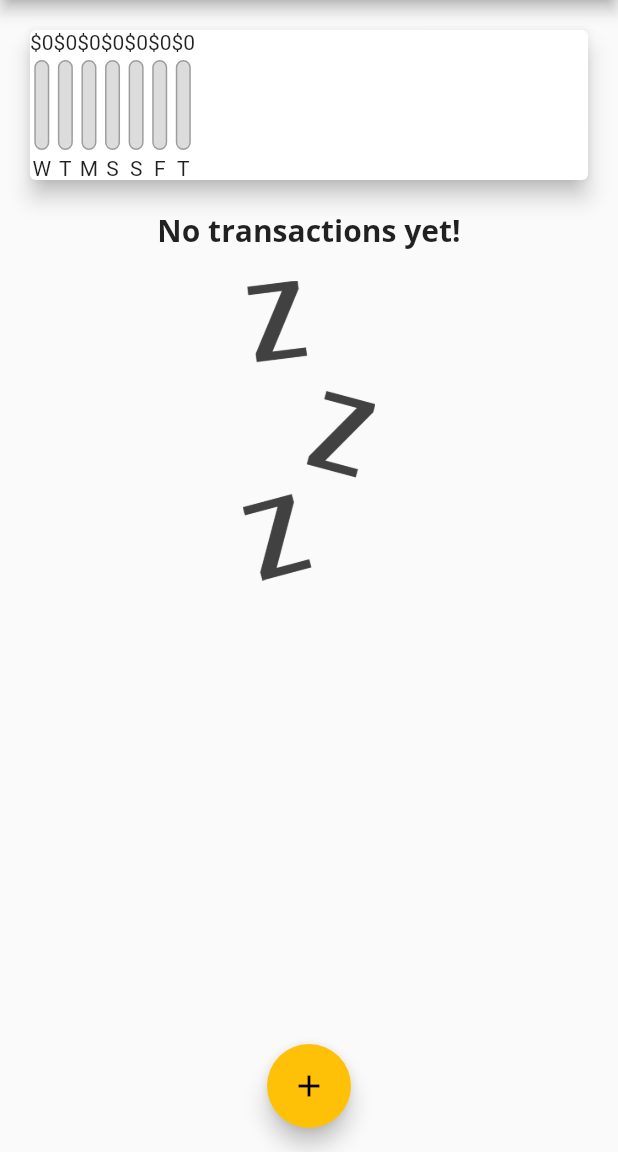
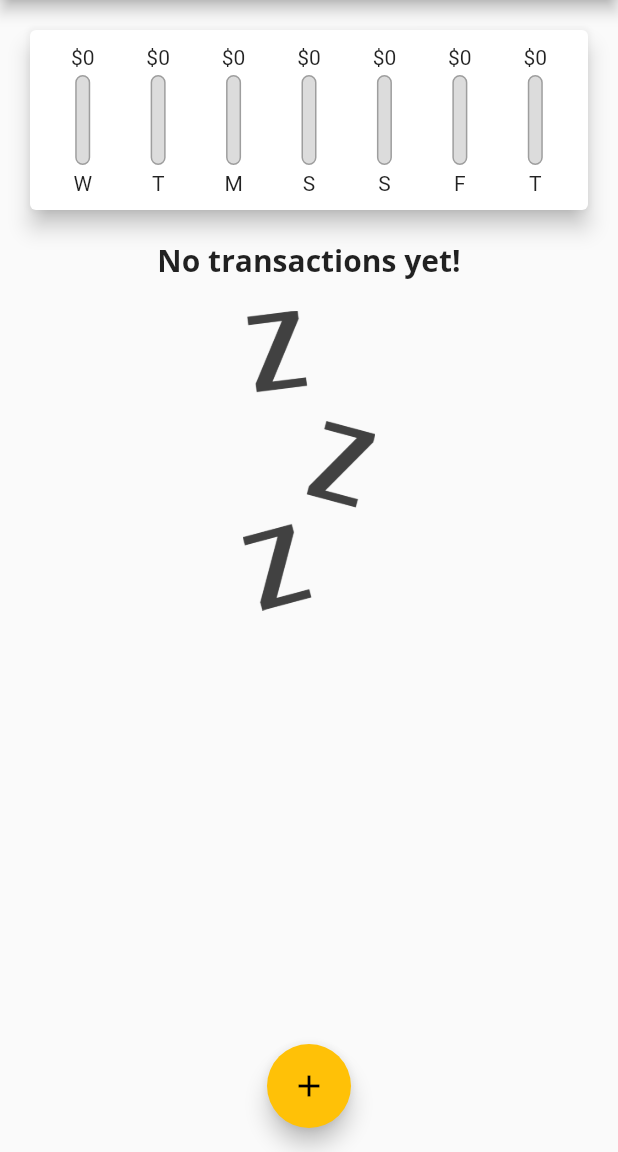
Before and after one commit to guzmanem/flutter__personal_expenses_app, a Flutter app: the screen it shows after launch, on a phone screen of 412 x 824 dp, the part 84-1236 px from its top. Run offline on Flutter 3.47's test engine with Material 2 defaults, Android fonts, the light colour scheme and no system bars.

Commit message:
fix: arreglo de ajuste entro los chart bars

```diff
--- a/lib/widgets/chart.dart
+++ b/lib/widgets/chart.dart
@@ -42,15 +42,22 @@ class Chart extends StatelessWidget {
     return Card(
       elevation: 6,
       margin: const EdgeInsets.all(20),
+      child: Padding(
+        padding: const EdgeInsets.all(10),
         child: Row(
+          mainAxisAlignment: MainAxisAlignment.spaceAround,
           children: groupedTransactionsValues.map((data) {
-          return ChartBar(
+            return Flexible(
+              fit: FlexFit.tight,
+              child: ChartBar(
                   data['day'] as String,
                   data['amount'] as double,
                   totalSpending == 0.0
                       ? 0.0
-                  : ((data['amount'] as double) / totalSpending));
+                      : ((data['amount'] as double) / totalSpending)),
+            );
           }).toList(),
+        ),
       ),
     );
   }
--- a/lib/widgets/chart_bar.dart
+++ b/lib/widgets/chart_bar.dart
@@ -5,14 +5,17 @@ class ChartBar extends StatelessWidget {
   final double spendingAmount;
   final double spendingPctOfTotal;
 
-  const ChartBar(this.label, this.spendingAmount, this.spendingPctOfTotal, {Key? key})
+  const ChartBar(this.label, this.spendingAmount, this.spendingPctOfTotal,
+      {Key? key})
       : super(key: key);
 
   @override
   Widget build(BuildContext context) {
     return Column(
       children: <Widget>[
-        Text('\$${spendingAmount.toStringAsFixed(0)}'),
+        FittedBox(
+          child: Text('\$${spendingAmount.toStringAsFixed(0)}'),
+        ),
         const SizedBox(
           height: 4,
         ),
```
Lines whose indentation alone changed are shown as unchanged.
